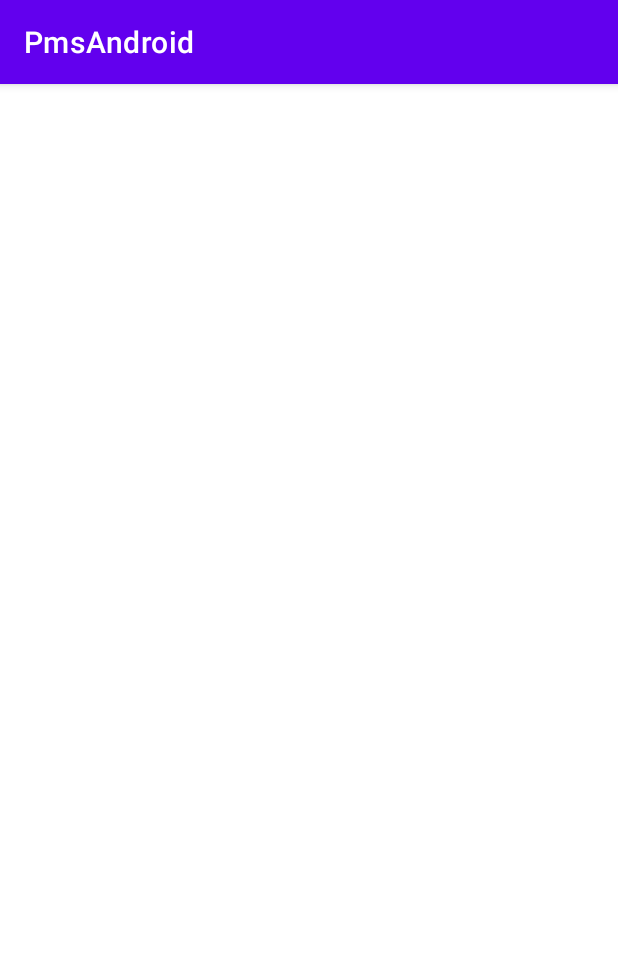
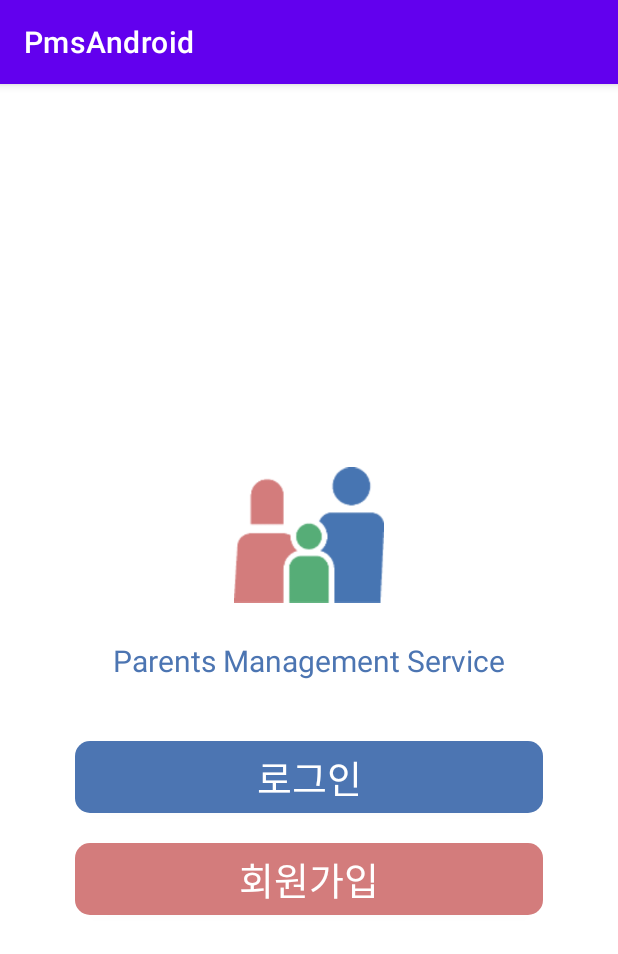
Before and after one commit to DSM-DMS/PMS-Android-V2, an Android app: the LoginActivity screen opened directly, with no data from a screen before it, on a phone screen of 412 x 824 dp. Shown: the top 954 px of the screen. Run offline under Robolectric (Android 15) with nearby library versions, the phone set to English and light mode, and no system bars.

Commit message:
[UPATE]login fragments

```diff
--- a/app/build.gradle
+++ b/app/build.gradle
@@ -39,6 +39,7 @@ dependencies {
     implementation 'androidx.appcompat:appcompat:1.2.0'
     implementation 'com.google.android.material:material:1.3.0'
     implementation 'androidx.constraintlayout:constraintlayout:2.0.4'
+    implementation 'androidx.legacy:legacy-support-v4:1.0.0'
     testImplementation 'junit:junit:4.+'
     androidTestImplementation 'androidx.test.ext:junit:1.1.2'
     androidTestImplementation 'androidx.test.espresso:espresso-core:3.3.0'
--- a/app/src/main/res/drawable/back_border_blue.xml
+++ b/app/src/main/res/drawable/back_border_blue.xml
@@ -1,4 +1,7 @@
 <?xml version="1.0" encoding="utf-8"?>
-<selector xmlns:android="http://schemas.android.com/apk/res/android">
-
-</selector>
+<shape xmlns:android="http://schemas.android.com/apk/res/android"
+    android:shape="rectangle" android:padding = "10dp">
+    <solid android:color="@color/blue"/>
+    <corners
+        android:radius="10dp"/>
+</shape>
--- a/app/src/main/res/drawable/back_border_red.xml
+++ b/app/src/main/res/drawable/back_border_red.xml
@@ -1,4 +1,7 @@
 <?xml version="1.0" encoding="utf-8"?>
-<selector xmlns:android="http://schemas.android.com/apk/res/android">
-
-</selector>
+<shape xmlns:android="http://schemas.android.com/apk/res/android"
+    android:shape="rectangle" android:padding = "10dp">
+    <solid android:color="@color/red"/>
+    <corners
+        android:radius="10dp"/>
+</shape>
--- a/app/src/main/res/layout/activity_login.xml
+++ b/app/src/main/res/layout/activity_login.xml
@@ -6,4 +6,56 @@
     android:layout_height="match_parent"
     tools:context=".feature.login.ui.activity.LoginActivity">
 
+    <TextView
+        android:id="@+id/login_title_tv"
+        android:layout_width="wrap_content"
+        android:layout_height="wrap_content"
+        android:text="@string/login_title"
+        android:textColor="#4C75B2"
+        android:textSize="20sp"
+        app:layout_constraintBottom_toBottomOf="parent"
+        app:layout_constraintEnd_toEndOf="parent"
+        app:layout_constraintStart_toStartOf="parent"
+        app:layout_constraintTop_toTopOf="parent" />
+
+    <androidx.appcompat.widget.AppCompatImageView
+        android:id="@+id/login_logo_iv"
+        android:layout_width="100dp"
+        android:layout_height="100dp"
+        android:layout_marginBottom="20dp"
+        android:src="@drawable/back_logo"
+        app:layout_constraintBottom_toTopOf="@+id/login_title_tv"
+        app:layout_constraintEnd_toEndOf="parent"
+        app:layout_constraintStart_toStartOf="parent" />
+
+    <androidx.appcompat.widget.AppCompatButton
+        android:id="@+id/login_start_btn"
+        android:layout_width="0dp"
+        android:layout_height="wrap_content"
+        android:layout_marginStart="50dp"
+        android:layout_marginTop="40dp"
+        android:layout_marginEnd="50dp"
+        android:background="@drawable/back_border_blue"
+        android:text="@string/login"
+        android:textColor="#FFFFFF"
+        android:textSize="25sp"
+        app:layout_constraintEnd_toEndOf="parent"
+        app:layout_constraintHorizontal_bias="0.504"
+        app:layout_constraintStart_toStartOf="parent"
+        app:layout_constraintTop_toBottomOf="@+id/login_title_tv" />
+
+    <androidx.appcompat.widget.AppCompatButton
+        android:id="@+id/login_signup_btn"
+        android:layout_width="0dp"
+        android:layout_height="wrap_content"
+        android:layout_marginStart="50dp"
+        android:layout_marginTop="20dp"
+        android:layout_marginEnd="50dp"
+        android:background="@drawable/back_border_red"
+        android:text="@string/signup"
+        android:textColor="#FFFFFF"
+        android:textSize="25sp"
+        app:layout_constraintEnd_toEndOf="parent"
+        app:layout_constraintStart_toStartOf="parent"
+        app:layout_constraintTop_toBottomOf="@+id/login_start_btn" />
 </androidx.constraintlayout.widget.ConstraintLayout>
--- a/app/src/main/res/values/colors.xml
+++ b/app/src/main/res/values/colors.xml
@@ -7,4 +7,7 @@
     <color name="teal_700">#FF018786</color>
     <color name="black">#FF000000</color>
     <color name="white">#FFFFFFFF</color>
+    <color name="blue">#4C75B2</color>
+    <color name="red">#D37C7C</color>
+    <color name="green">#56AD77</color>
 </resources>
--- a/app/src/main/res/values/strings.xml
+++ b/app/src/main/res/values/strings.xml
@@ -1,3 +1,8 @@
 <resources>
     <string name="app_name">PmsAndroid</string>
+    <string name="login_title">Parents Management Service</string>
+    <string name="login">로그인</string>
+    <string name="signup">회원가입</string>
+    <!-- TODO: Remove or change this placeholder text -->
+    <string name="hello_blank_fragment">Hello blank fragment</string>
 </resources>
```
Also changed, not shown: app/src/main/java/com/dms/pmsandroid/feature/login/ui/fragment/LoginFragment.kt (+0 -41 lines), app/src/main/java/com/dms/pmsandroid/feature/login/ui/fragment/SignUpFragment.kt (+0 -40 lines).
